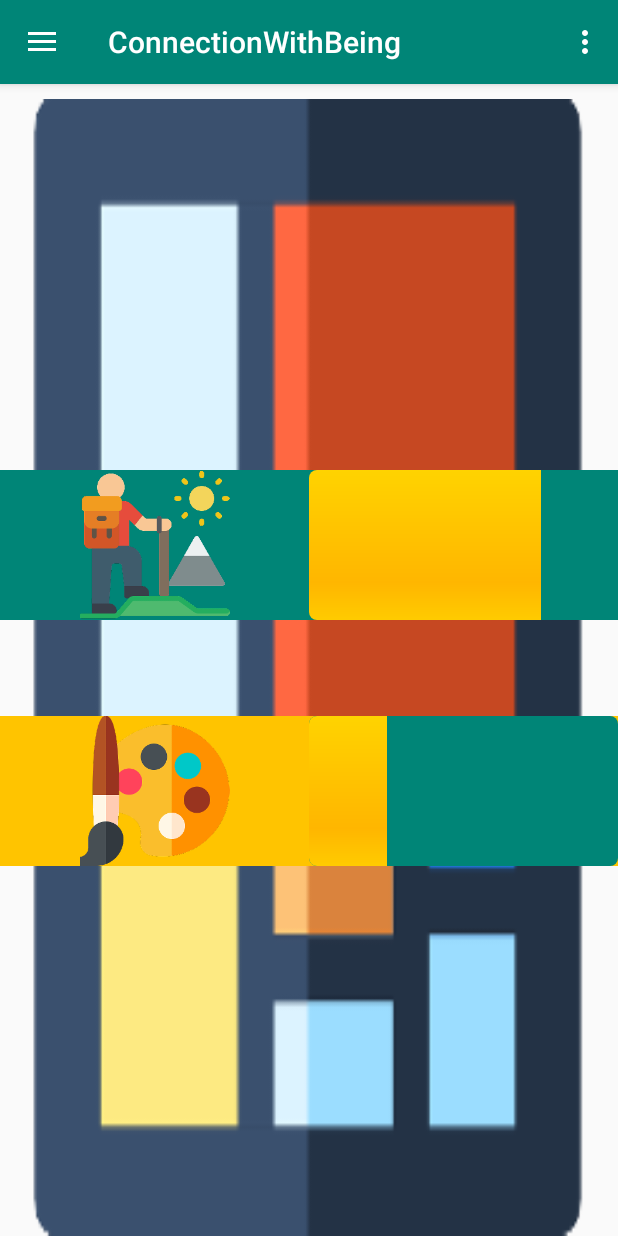
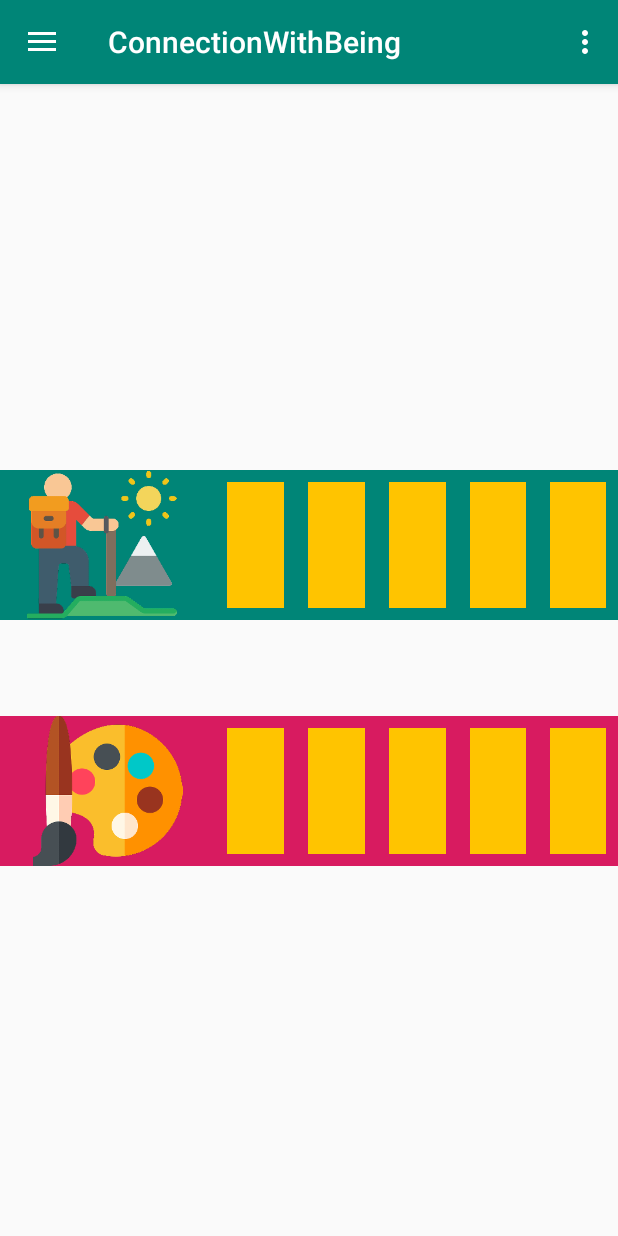
Before and after one commit to cawoolf/ConnectionWithBeing_Final, an Android app: the screen it shows after launch (MainActivity), on a phone screen of 412 x 824 dp. Run offline under Robolectric (Android 15) with nearby library versions, the phone set to English and light mode, and no system bars.

Commit message:
Skip progress bars alltogehter

```diff
--- a/app/src/main/AndroidManifest.xml
+++ b/app/src/main/AndroidManifest.xml
@@ -8,9 +8,11 @@
         android:label="@string/app_name"
         android:roundIcon="@mipmap/ic_launcher_round"
         android:supportsRtl="true"
-        android:theme="@style/AppTheme">
+        android:theme="@style/AppTheme"
+        >
         <activity android:name=".Exercise1Questions"
-            android:parentActivityName=".MainActivity"></activity>
+            android:parentActivityName=".MainActivity"
+            android:screenOrientation="portrait"></activity>
         <activity android:name=".MainActivity">
             <intent-filter>
                 <action android:name="android.intent.action.MAIN" />
--- a/app/src/main/res/layout/ahome_fragment.xml
+++ b/app/src/main/res/layout/ahome_fragment.xml
@@ -5,7 +5,8 @@
     android:layout_width="match_parent"
     android:layout_height="match_parent"
     tools:context=".MainActivity"
-    android:background="@drawable/mondrian">
+
+    >
 
     <LinearLayout
         android:id="@+id/masterProgressBar_LinearLayout"
@@ -16,9 +17,6 @@
         app:layout_constraintEnd_toEndOf="parent"
         app:layout_constraintTop_toTopOf="parent"
         app:layout_constraintBottom_toBottomOf="parent"
-        android:weightSum="2"
-
-
         >
 
         <LinearLayout
@@ -36,45 +34,96 @@
                 android:id="@+id/imageView"
                 android:layout_width="match_parent"
                 android:layout_height="wrap_content"
-                android:layout_weight="1"
+                android:layout_weight="0.75"
+                android:layout_marginEnd="8dp"
                 app:srcCompat="@drawable/hiking" />
 
-            <ProgressBar
-                android:id="@+id/determinateBar"
-                style="@android:style/Widget.ProgressBar.Horizontal"
+            <TextView
                 android:layout_width="match_parent"
                 android:layout_height="match_parent"
                 android:layout_weight="1"
-                android:progress="75"
-                android:progressBackgroundTint="@color/colorPrimary"
-                />
+                android:layout_margin="8dp"
+                android:background="@color/AE1_actionBarBackgroundColor"/>
+
+            <TextView
+                android:layout_width="match_parent"
+                android:layout_height="match_parent"
+                android:layout_weight="1"
+                android:layout_margin="8dp"
+                android:background="@color/AE1_actionBarBackgroundColor"/>
+
+            <TextView
+                android:layout_width="match_parent"
+                android:layout_height="match_parent"
+                android:layout_weight="1"
+                android:layout_margin="8dp"
+                android:background="@color/AE1_actionBarBackgroundColor"/>
+
+            <TextView
+                android:layout_width="match_parent"
+                android:layout_height="match_parent"
+                android:layout_weight="1"
+                android:layout_margin="8dp"
+                android:background="@color/AE1_actionBarBackgroundColor"/>
+
+            <TextView
+                android:layout_width="match_parent"
+                android:layout_height="match_parent"
+                android:layout_weight="1"
+                android:layout_margin="8dp"
+                android:background="@color/AE1_actionBarBackgroundColor"/>
         </LinearLayout>
 
         <LinearLayout
             android:id="@+id/E2_art_progressBar"
             android:layout_width="match_parent"
             android:layout_height="100dp"
-            android:background="@color/AE1_actionBarBackgroundColor"
+            android:background="@color/colorAccent"
             android:orientation="horizontal"
             android:layout_weight="1">
 
             <ImageView
                 android:layout_width="match_parent"
                 android:layout_height="wrap_content"
-                android:layout_weight="1"
+
                 app:srcCompat="@drawable/paint"
+                android:layout_weight="0.75"
                 />
 
-            <ProgressBar
-                android:id="@id/determinateBar"
-                style="@android:style/Widget.ProgressBar.Horizontal"
+            <TextView
                 android:layout_width="match_parent"
                 android:layout_height="match_parent"
                 android:layout_weight="1"
-                android:progress="25"
-                android:progressBackgroundTint="@color/colorPrimary"
-                android:secondaryProgressTint="@color/colorAccent"
-                />
+                android:layout_margin="8dp"
+                android:background="@color/AE1_actionBarBackgroundColor"/>
+
+            <TextView
+                android:layout_width="match_parent"
+                android:layout_height="match_parent"
+                android:layout_weight="1"
+                android:layout_margin="8dp"
+                android:background="@color/AE1_actionBarBackgroundColor"/>
+
+            <TextView
+                android:layout_width="match_parent"
+                android:layout_height="match_parent"
+                android:layout_weight="1"
+                android:layout_margin="8dp"
+                android:background="@color/AE1_actionBarBackgroundColor"/>
+
+            <TextView
+                android:layout_width="match_parent"
+                android:layout_height="match_parent"
+                android:layout_weight="1"
+                android:layout_margin="8dp"
+                android:background="@color/AE1_actionBarBackgroundColor"/>
+
+            <TextView
+                android:layout_width="match_parent"
+                android:layout_height="match_parent"
+                android:layout_weight="1"
+                android:layout_margin="8dp"
+                android:background="@color/AE1_actionBarBackgroundColor"/>
         </LinearLayout>
     </LinearLayout>
 
```
Also changed, not shown: 1 other file.
